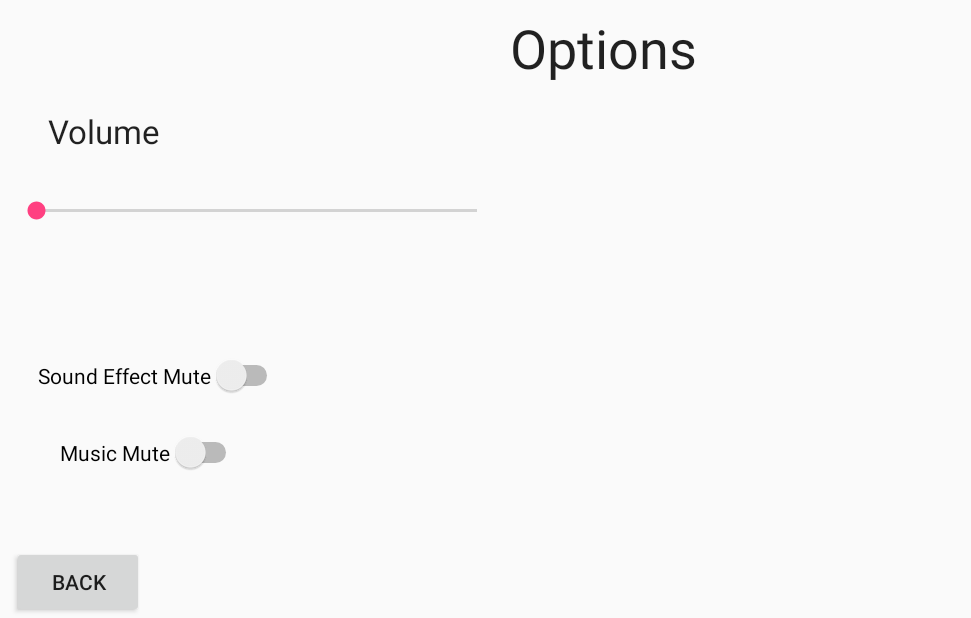
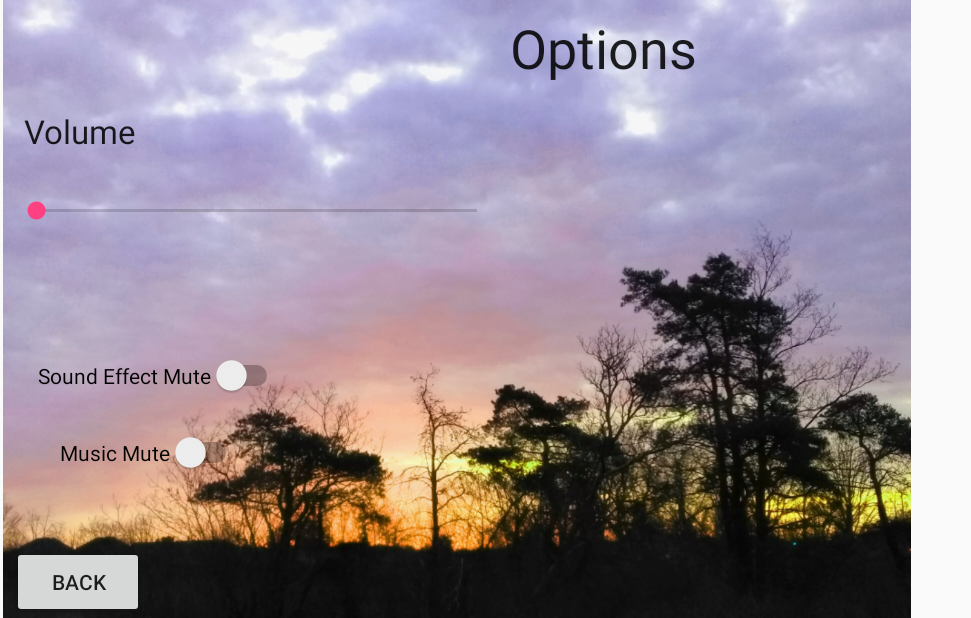
Before and after one commit to SirSkunks/ForestOfMadness, an Android app: the Options screen opened directly, with no data from a screen before it, on a phone screen of 824 x 412 dp (held sideways). Shown: the whole screen, without its empty margins (0-971 px from the left). Run offline under Robolectric (Android 15) with nearby library versions, the phone set to English and light mode, and no system bars.

```diff
--- a/app/src/main/java/com/triosstudends/forestofmadness/GameView.java
+++ b/app/src/main/java/com/triosstudends/forestofmadness/GameView.java
@@ -68,8 +68,12 @@ public class GameView extends AppCompatActivity implements View.OnClickListener
         }catch (IOException e){
             e.printStackTrace();
         }
+        if(Options.returnBool() == true) {
+            soundPool.play(levelTheme,1, 1,0,-1,1);
 
-        soundPool.play(levelTheme,1, 1,0,-1,1);
+        }
+
+
         playerScore = findViewById(R.id.playerScore);
 
         characterView = new CharacterView(this);
--- a/app/src/main/res/layout/activity_options.xml
+++ b/app/src/main/res/layout/activity_options.xml
@@ -6,6 +6,14 @@
     android:layout_height="match_parent"
     tools:context=".Options">
 
+
+    <ImageView
+        android:id="@+id/imageView"
+        android:layout_width="609dp"
+        android:layout_height="454dp"
+        app:srcCompat="@drawable/background"
+        tools:layout_editor_absoluteX="-14dp"
+        tools:layout_editor_absoluteY="-31dp" />
 
     <Button
         android:id="@+id/mainMenu"
@@ -42,14 +50,15 @@
         android:layout_width="wrap_content"
         android:layout_height="wrap_content"
         android:layout_marginBottom="6dp"
-        android:layout_marginLeft="32dp"
-        android:layout_marginStart="32dp"
+        android:layout_marginLeft="16dp"
+        android:layout_marginStart="16dp"
         android:layout_marginTop="72dp"
         android:text="Volume"
         android:textAppearance="@style/TextAppearance.AppCompat.Large"
         app:layout_constraintBottom_toTopOf="@+id/SbMusic"
         app:layout_constraintStart_toStartOf="parent"
-        app:layout_constraintTop_toTopOf="parent" />
+        app:layout_constraintTop_toTopOf="parent"
+        app:layout_constraintVertical_bias="1.0" />
 
     <SeekBar
         android:id="@+id/SbMusic"
```
